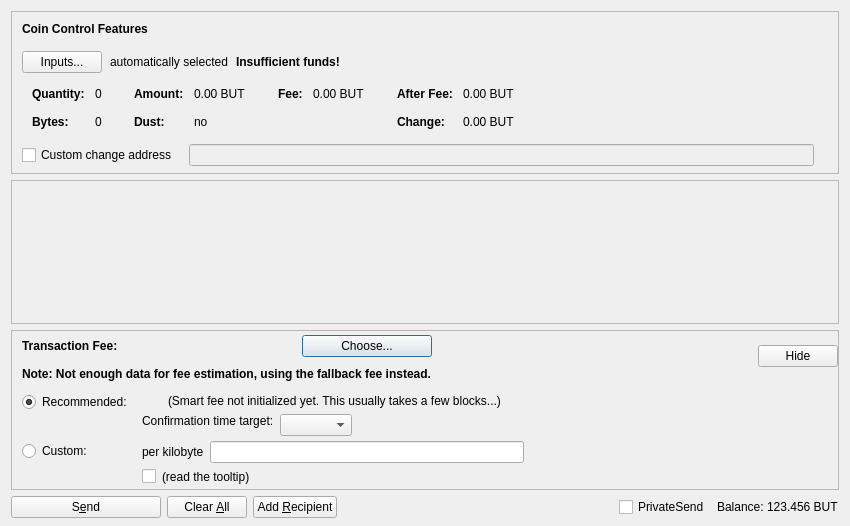
Butkoin/but, file src/qt/forms/sendcoinsdialog.ui: the form before one commit.
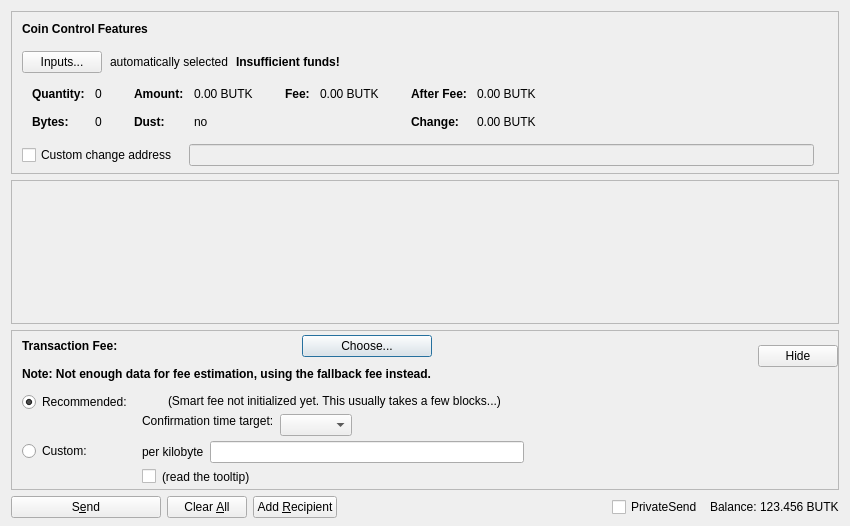
The form after the commit. Custom widgets are drawn as their Qt base class.

The edit to the form file:
```diff
--- a/src/qt/forms/sendcoinsdialog.ui
+++ b/src/qt/forms/sendcoinsdialog.ui
@@ -324,7 +324,7 @@
                   <enum>Qt::ActionsContextMenu</enum>
                  </property>
                  <property name="text">
-                  <string notr="true">0.00 BUT</string>
+                  <string notr="true">0.00 BUTK</string>
                  </property>
                  <property name="textInteractionFlags">
                   <set>Qt::LinksAccessibleByMouse|Qt::TextSelectableByKeyboard|Qt::TextSelectableByMouse</set>
@@ -404,7 +404,7 @@
                   <enum>Qt::ActionsContextMenu</enum>
                  </property>
                  <property name="text">
-                  <string notr="true">0.00 BUT</string>
+                  <string notr="true">0.00 BUTK</string>
                  </property>
                  <property name="textInteractionFlags">
                   <set>Qt::LinksAccessibleByMouse|Qt::TextSelectableByKeyboard|Qt::TextSelectableByMouse</set>
@@ -455,7 +455,7 @@
                   <enum>Qt::ActionsContextMenu</enum>
                  </property>
                  <property name="text">
-                  <string notr="true">0.00 BUT</string>
+                  <string notr="true">0.00 BUTK</string>
                  </property>
                  <property name="textInteractionFlags">
                   <set>Qt::LinksAccessibleByMouse|Qt::TextSelectableByKeyboard|Qt::TextSelectableByMouse</set>
@@ -484,7 +484,7 @@
                   <enum>Qt::ActionsContextMenu</enum>
                  </property>
                  <property name="text">
-                  <string notr="true">0.00 BUT</string>
+                  <string notr="true">0.00 BUTK</string>
                  </property>
                  <property name="textInteractionFlags">
                   <set>Qt::LinksAccessibleByMouse|Qt::TextSelectableByKeyboard|Qt::TextSelectableByMouse</set>
@@ -1245,7 +1245,7 @@
           <cursorShape>IBeamCursor</cursorShape>
          </property>
          <property name="text">
-          <string notr="true">123.456 BUT</string>
+          <string notr="true">123.456 BUTK</string>
          </property>
          <property name="textInteractionFlags">
           <set>Qt::LinksAccessibleByMouse|Qt::TextSelectableByKeyboard|Qt::TextSelectableByMouse</set>
```
Left out of the diff: 4 changed lines with no effect on the pictures.
